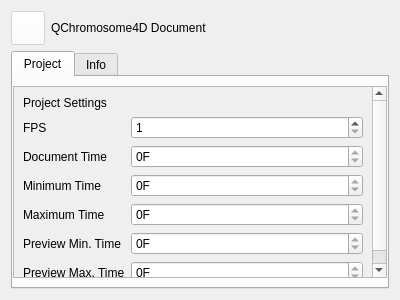
Before: the Qt Designer form QChromosome/projectsettings.ui in Michalaq/ChromosomeVisualizer, drawn with Qt 5.
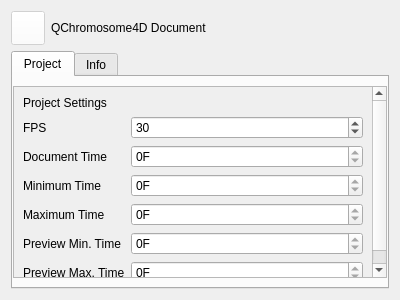
After: the same form once the commit is applied. Icons and pictures are not drawn. Custom widgets are drawn as their Qt base class.

Commit message: Moved ProjectSettings to session as a whole widget

Patch:
```diff
--- a/QChromosome/projectsettings.ui
+++ b/QChromosome/projectsettings.ui
@@ -168,6 +168,9 @@
                <property name="maximum">
                 <number>500</number>
                </property>
+               <property name="value">
+                <number>30</number>
+               </property>
               </widget>
              </item>
              <item row="2" column="1">
```
Left out of the diff: 6 changed lines with no effect on the pictures. The commit also changes 7 other files.
